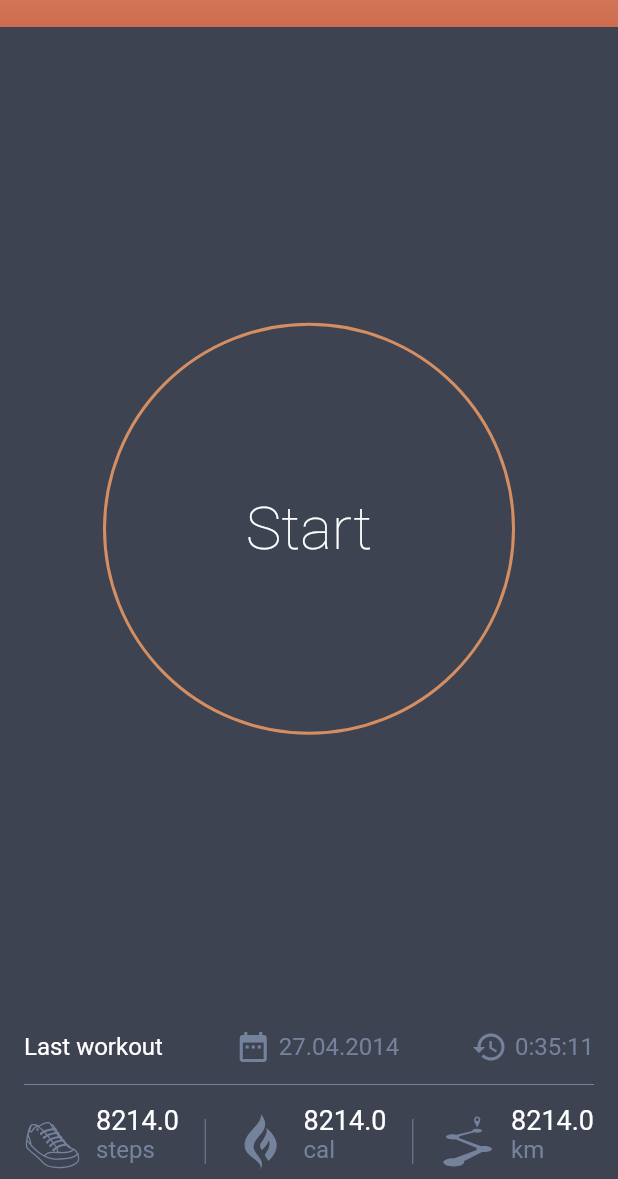
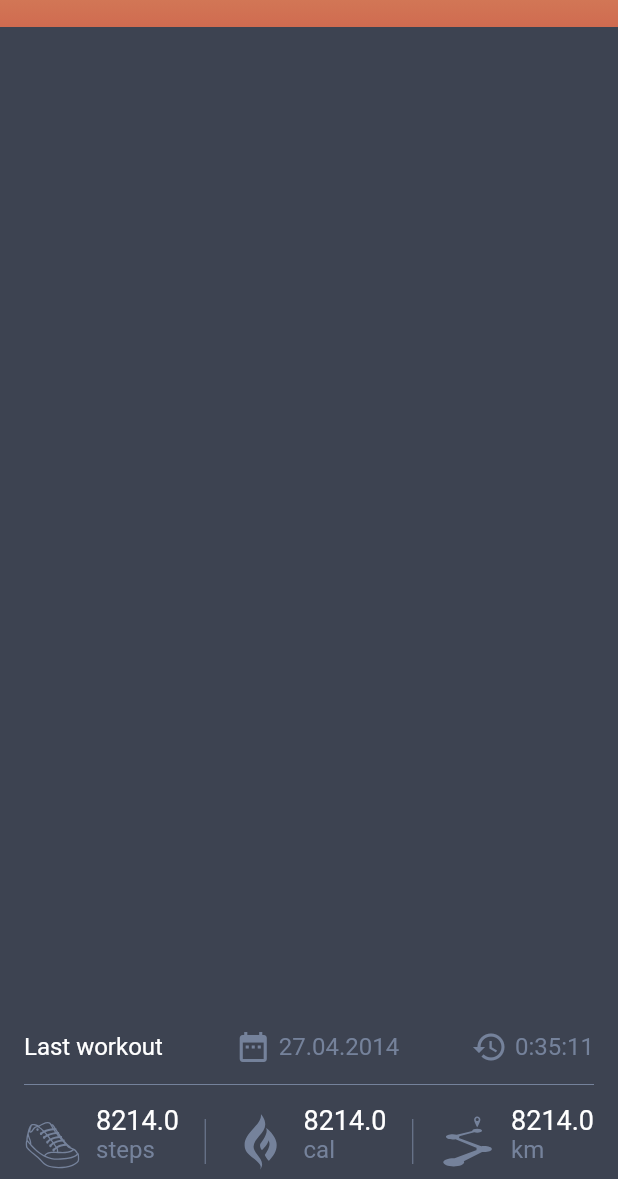
Before and after one commit to robotoss/Rtrain, a Flutter app: the screen it shows after launch, after a tap on "Start", on a phone screen of 412 x 824 dp, the part 57-1236 px from its top. Run offline on Flutter 3.47's test engine with Material 2 defaults, Android fonts, the phone set to English and light mode, and no system bars; our stand-ins replace bloc, equatable, flutter_bloc, flutter_svg.

Commit message:
Modidied workout bloc

```diff
--- a/lib/screens/workout/bloc/workout_bloc.dart
+++ b/lib/screens/workout/bloc/workout_bloc.dart
@@ -9,12 +9,25 @@ part 'workout_state.dart';
 
 class WorkoutBloc extends Bloc<WorkoutEvent, WorkoutState> {
   @override
-  WorkoutState get initialState => WorkoutInitial();
+  WorkoutState get initialState => WorkoutLoadingState();
 
   @override
   Stream<WorkoutState> mapEventToState(
     WorkoutEvent event,
   ) async* {
-    // TODO: implement mapEventToState
+    if (event is WorkoutLaodMainDataEvent) {
+      yield* _buildWorkoutLaodMainDataEvent();
+    }
+    if (event is StartButtonPressedEvent) {
+      yield* _buildStartButtonPressedEvent();
+    }
+  }
+
+  Stream<WorkoutState> _buildWorkoutLaodMainDataEvent() async* {
+    yield WorkoutInitialState();
+  }
+
+  Stream<WorkoutState> _buildStartButtonPressedEvent() async* {
+    yield WorkoutActiveState();
   }
 }
--- a/lib/screens/workout/bloc/workout_event.dart
+++ b/lib/screens/workout/bloc/workout_event.dart
@@ -2,4 +2,11 @@ part of 'workout_bloc.dart';
 
 abstract class WorkoutEvent extends Equatable {
   const WorkoutEvent();
+
+  @override
+  List<Object> get props => [];
 }
+
+class WorkoutLaodMainDataEvent extends WorkoutEvent {}
+
+class StartButtonPressedEvent extends WorkoutEvent {}
--- a/lib/screens/workout/bloc/workout_state.dart
+++ b/lib/screens/workout/bloc/workout_state.dart
@@ -2,9 +2,25 @@ part of 'workout_bloc.dart';
 
 abstract class WorkoutState extends Equatable {
   const WorkoutState();
-}
 
-class WorkoutInitial extends WorkoutState {
   @override
   List<Object> get props => [];
 }
+
+class WorkoutInitialState extends WorkoutState {}
+
+class WorkoutActiveState extends WorkoutState {}
+
+class WorkoutLoadingState extends WorkoutState {}
+
+class WorkoutFailureState extends WorkoutState {
+  final String error;
+
+  const WorkoutFailureState({@required this.error});
+
+  @override
+  List<Object> get props => [error];
+
+  @override
+  String toString() => 'WorkoutFailureState { error: $error }';
+}
--- a/lib/screens/workout/workout_screen.dart
+++ b/lib/screens/workout/workout_screen.dart
@@ -9,14 +9,13 @@ import 'package:r_train/widgets/drawer/drawer_widget.dart';
 import 'bloc/workout_bloc.dart';
 
 class WorkoutScreen extends StatelessWidget {
-
   static GlobalKey<ScaffoldState> drawerKey = GlobalKey();
 
   @override
   Widget build(BuildContext context) {
     return BlocProvider<WorkoutBloc>(
       create: (context) {
-        return WorkoutBloc();
+        return WorkoutBloc()..add(WorkoutLaodMainDataEvent());
       },
       child: BlocBuilder<WorkoutBloc, WorkoutState>(builder: (context, state) {
         return Container(
@@ -29,17 +28,9 @@ class WorkoutScreen extends StatelessWidget {
               key: drawerKey,
               drawer: DrawerWidget(),
               body: Container(
-                width: MediaQuery.of(context).size.width,
-                height: MediaQuery.of(context).size.height,
-                child: Column(
-                  mainAxisAlignment: MainAxisAlignment.spaceBetween,
-                  children: <Widget>[
-                    SizedBox(height: 1),
-                    startButton(context),
-                    bottomInfoBar(context)
-                  ],
-                ),
-              ),
+                  width: MediaQuery.of(context).size.width,
+                  height: MediaQuery.of(context).size.height,
+                  child: body(context, state)),
             ),
           ),
         );
@@ -47,9 +38,32 @@ class WorkoutScreen extends StatelessWidget {
     );
   }
 
+  Widget body(BuildContext context, WorkoutState state) {
+    if (state is WorkoutInitialState) {
+      return Column(
+        mainAxisAlignment: MainAxisAlignment.spaceBetween,
+        children: <Widget>[
+          SizedBox(height: 1),
+          startButton(context),
+          bottomInfoBar(context)
+        ],
+      );
+    } else if (state is WorkoutActiveState) {
+      return Column(
+        mainAxisAlignment: MainAxisAlignment.spaceBetween,
+        children: <Widget>[
+          SizedBox(height: 1),
+          bottomInfoBar(context)
+        ],
+      );
+    } else {
+      return Container();
+    }
+  }
+
   Widget startButton(BuildContext context) {
     return GestureDetector(
-      onTap: () => print('Start'),
+      onTap: () => BlocProvider.of<WorkoutBloc>(context).add(StartButtonPressedEvent()),
       child: Container(
         width: MediaQuery.of(context).size.width / 1.5,
         height: MediaQuery.of(context).size.width / 1.5,
@@ -145,7 +159,8 @@ class WorkoutScreen extends StatelessWidget {
     );
   }
 
-  Widget bottomBarItem(BuildContext context, String icon, String title, double value) {
+  Widget bottomBarItem(
+      BuildContext context, String icon, String title, double value) {
     return Container(
       child: Row(
         children: <Widget>[
```
